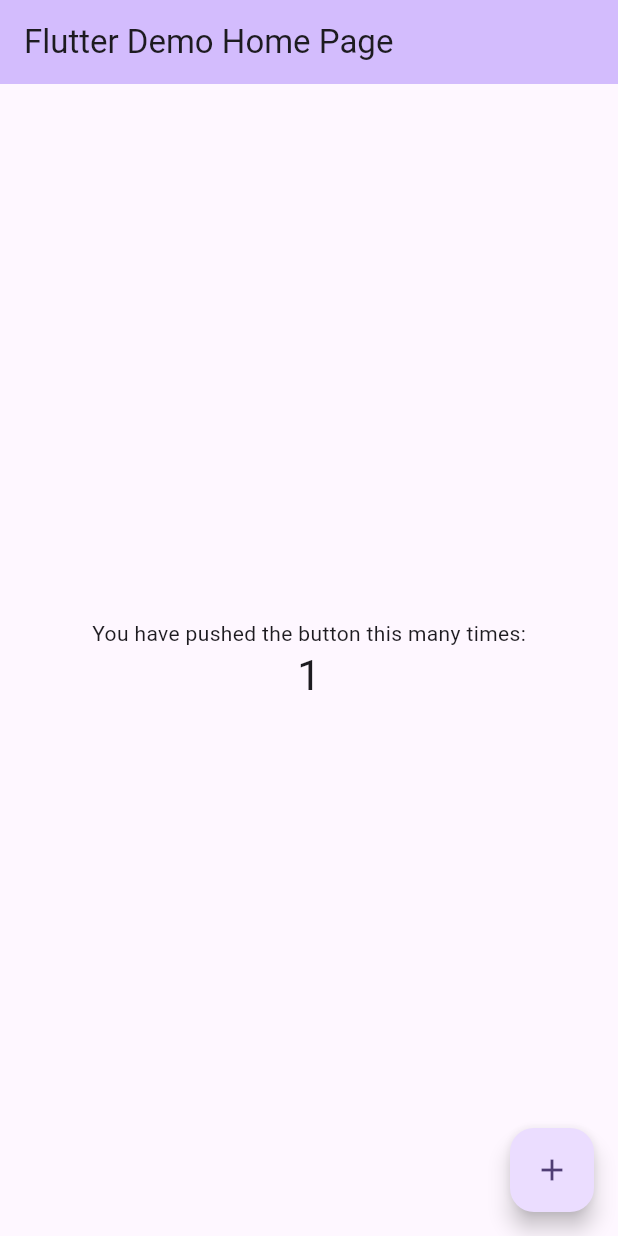
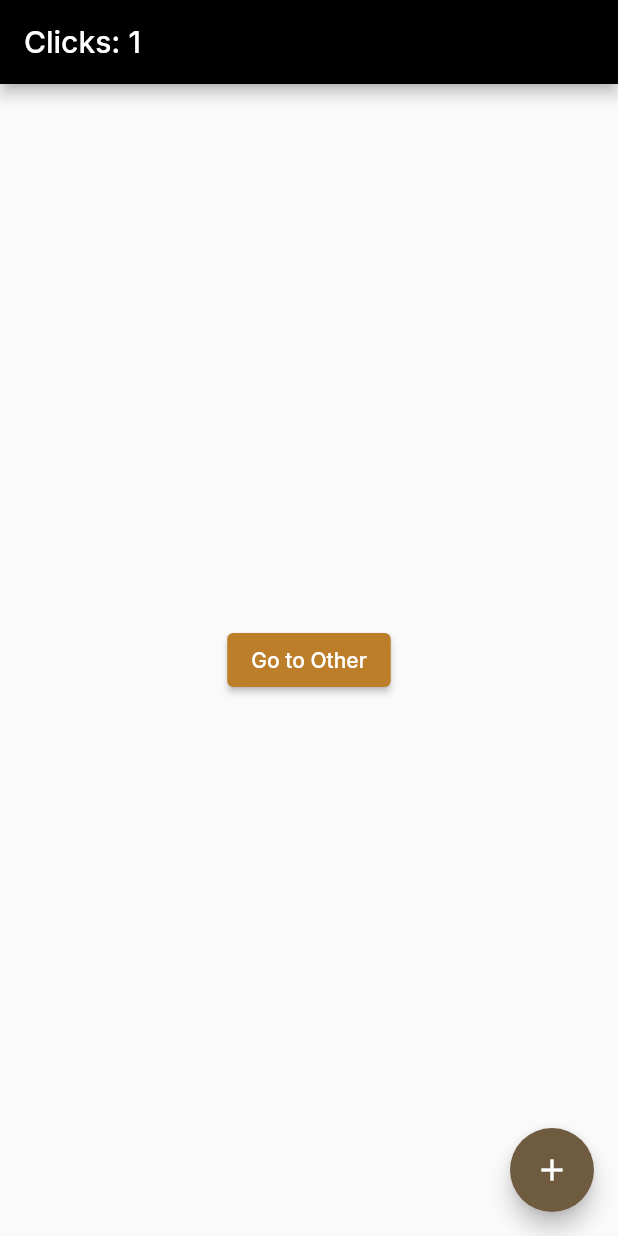
Before and after one commit to TechTriathlon-CosmiX/flutter_app, a Flutter app: the screen it shows after launch, after a tap on the "add" icon, on a phone screen of 412 x 824 dp. Run offline on Flutter 3.47's test engine with Material 2 defaults, Android fonts, the phone set to English and light mode, and no system bars; our stand-ins replace get, google_fonts.

Commit message:
Setup GetX and project structure

```diff
--- /dev/null
+++ b/lib/controllers/home_controller.dart
@@ -0,0 +1,6 @@
+import 'package:get/get.dart';
+
+class HomeController extends GetxController{
+  var count = 0.obs;
+  increment() => count++;
+}
--- a/lib/main.dart
+++ b/lib/main.dart
@@ -1,6 +1,16 @@
+import 'package:CosmiX/screens/home_screen.dart';
+import 'package:CosmiX/theme/app_theme.dart';
 import 'package:flutter/material.dart';
+import 'package:flutter/services.dart';
+import 'package:get/get.dart';
 
 void main() {
+  SystemChrome.setSystemUIOverlayStyle(const SystemUiOverlayStyle(
+    statusBarColor: Colors.transparent,
+    statusBarIconBrightness: Brightness.dark,
+    systemNavigationBarColor: Colors.transparent,
+    systemNavigationBarIconBrightness: Brightness.light,
+  ));
   runApp(const MyApp());
 }
 
@@ -10,116 +20,11 @@ class MyApp extends StatelessWidget {
   // This widget is the root of your application.
   @override
   Widget build(BuildContext context) {
-    return MaterialApp(
-      title: 'Flutter Demo',
-      theme: ThemeData(
-        // This is the theme of your application.
-        //
-        // TRY THIS: Try running your application with "flutter run". You'll see
-        // the application has a blue toolbar. Then, without quitting the app,
-        // try changing the seedColor in the colorScheme below to Colors.green
-        // and then invoke "hot reload" (save your changes or press the "hot
-        // reload" button in a Flutter-supported IDE, or press "r" if you used
-        // the command line to start the app).
-        //
-        // Notice that the counter didn't reset back to zero; the application
-        // state is not lost during the reload. To reset the state, use hot
-        // restart instead.
-        //
-        // This works for code too, not just values: Most code changes can be
-        // tested with just a hot reload.
-        colorScheme: ColorScheme.fromSeed(seedColor: Colors.deepPurple),
-        useMaterial3: true,
-      ),
-      home: const MyHomePage(title: 'Flutter Demo Home Page'),
+    return GetMaterialApp(
+      debugShowCheckedModeBanner: false,
+      title: 'CosmiX',
+      theme: AppTheme.mainTheme,
+      home: const HomeScreen(),
     );
   }
 }
-
-class MyHomePage extends StatefulWidget {
-  const MyHomePage({super.key, required this.title});
-
-  // This widget is the home page of your application. It is stateful, meaning
-  // that it has a State object (defined below) that contains fields that affect
-  // how it looks.
-
-  // This class is the configuration for the state. It holds the values (in this
-  // case the title) provided by the parent (in this case the App widget) and
-  // used by the build method of the State. Fields in a Widget subclass are
-  // always marked "final".
-
-  final String title;
-
-  @override
-  State<MyHomePage> createState() => _MyHomePageState();
-}
-
-class _MyHomePageState extends State<MyHomePage> {
-  int _counter = 0;
-
-  void _incrementCounter() {
-    setState(() {
-      // This call to setState tells the Flutter framework that something has
-      // changed in this State, which causes it to rerun the build method below
-      // so that the display can reflect the updated values. If we changed
-      // _counter without calling setState(), then the build method would not be
-      // called again, and so nothing would appear to happen.
-      _counter++;
-    });
-  }
-
-  @override
-  Widget build(BuildContext context) {
-    // This method is rerun every time setState is called, for instance as done
-    // by the _incrementCounter method above.
-    //
-    // The Flutter framework has been optimized to make rerunning build methods
-    // fast, so that you can just rebuild anything that needs updating rather
-    // than having to individually change instances of widgets.
-    return Scaffold(
-      appBar: AppBar(
-        // TRY THIS: Try changing the color here to a specific color (to
-        // Colors.amber, perhaps?) and trigger a hot reload to see the AppBar
-        // change color while the other colors stay the same.
-        backgroundColor: Theme.of(context).colorScheme.inversePrimary,
-        // Here we take the value from the MyHomePage object that was created by
-        // the App.build method, and use it to set our appbar title.
-        title: Text(widget.title),
-      ),
-      body: Center(
-        // Center is a layout widget. It takes a single child and positions it
-        // in the middle of the parent.
-        child: Column(
-          // Column is also a layout widget. It takes a list of children and
-          // arranges them vertically. By default, it sizes itself to fit its
-          // children horizontally, and tries to be as tall as its parent.
-          //
-          // Column has various properties to control how it sizes itself and
-          // how it positions its children. Here we use mainAxisAlignment to
-          // center the children vertically; the main axis here is the vertical
-          // axis because Columns are vertical (the cross axis would be
-          // horizontal).
-          //
-          // TRY THIS: Invoke "debug painting" (choose the "Toggle Debug Paint"
-          // action in the IDE, or press "p" in the console), to see the
-          // wireframe for each widget.
-          mainAxisAlignment: MainAxisAlignment.center,
-          children: <Widget>[
-            const Text(
-              'You have pushed the button this many times:',
-            ),
-            Text(
-              '$_counter',
-              style: Theme.of(context).textTheme.headlineMedium,
-            ),
-          ],
-        ),
-      ),
-      floatingActionButton: FloatingActionButton(
-        onPressed: _incrementCounter,
-        tooltip: 'Increment',
-        child: const Icon(Icons.add),
-      ), // This trailing comma makes auto-formatting nicer for build methods.
-    );
-  }
-}
--- /dev/null
+++ b/lib/screens/home_screen.dart
@@ -0,0 +1,26 @@
+import 'package:CosmiX/controllers/home_controller.dart';
+import 'package:CosmiX/screens/other_screen.dart';
+import 'package:flutter/material.dart';
+import 'package:get/get.dart';
+
+class HomeScreen extends StatelessWidget {
+  const HomeScreen({super.key});
+
+  @override
+  Widget build(context) {
+    // Instantiate your class using Get.put() to make it available for all "child" routes there.
+    final HomeController c = Get.put(HomeController());
+
+    return Scaffold(
+        // Use Obx(()=> to update Text() whenever count is changed.
+        appBar: AppBar(title: Obx(() => Text("Clicks: ${c.count}"))),
+
+        // Replace the 8 lines Navigator.push by a simple Get.to(). You don't need context
+        body: Center(
+            child: ElevatedButton(
+                child: const Text("Go to Other"),
+                onPressed: () => Get.to(() => OtherScreen()))),
+        floatingActionButton: FloatingActionButton(
+            onPressed: c.increment, child: const Icon(Icons.add)));
+  }
+}
--- /dev/null
+++ b/lib/screens/other_screen.dart
@@ -0,0 +1,16 @@
+import 'package:CosmiX/controllers/home_controller.dart';
+import 'package:flutter/material.dart';
+import 'package:get/get.dart';
+
+class OtherScreen extends StatelessWidget {
+  // You can ask Get to find a Controller that is being used by another page and redirect you to it.
+  final HomeController c = Get.find();
+
+  OtherScreen({super.key});
+
+  @override
+  Widget build(context){
+    // Access the updated count variable
+    return Scaffold(body: Center(child: Text("${c.count}")));
+  }
+}
--- /dev/null
+++ b/lib/theme/app_theme.dart
@@ -0,0 +1,37 @@
+import 'package:flutter/material.dart';
+import 'package:flutter/services.dart';
+import 'package:google_fonts/google_fonts.dart';
+
+import 'colors.dart';
+
+
+class AppTheme {
+  static final ThemeData mainTheme = ThemeData(
+    colorScheme: ColorScheme.fromSeed(
+      seedColor: CosmixColor.secondaryColor,
+      primary: CosmixColor.primaryColor,
+    ),
+    primaryColor: CosmixColor.primaryColor,
+    primaryColorDark: CosmixColor.primaryColor,
+    primaryColorLight: CosmixColor.secondaryColor,
+    dividerColor: CosmixColor.lightGrey,
+    textTheme: GoogleFonts.interTextTheme(
+      ThemeData.light().textTheme,
+    ),
+    textSelectionTheme: const TextSelectionThemeData(
+      cursorColor: CosmixColor.primaryColor,
+      selectionColor: CosmixColor.secondaryColor,
+      selectionHandleColor: CosmixColor.secondaryColor,
+    ),
+    visualDensity: VisualDensity.adaptivePlatformDensity,
+    appBarTheme: const AppBarTheme(
+      backgroundColor: Colors.black,
+    ),
+    brightness: Brightness.light,
+    /// Other Colors
+    splashColor: CosmixColor.primaryColor.withAlpha(50),
+    indicatorColor: CosmixColor.lightGrey,
+    highlightColor: CosmixColor.lightGrey,
+
+  );
+}
--- /dev/null
+++ b/lib/theme/colors.dart
@@ -0,0 +1,19 @@
+import 'package:flutter/material.dart';
+
+class CosmixColor {
+  static const Color logoColor = Color(0xFFBC7E28);
+  static const Color primaryColor = Color(0xFFBC7E28);
+  static const Color secondaryColor = Color(0xFFD6B07C);
+  static const Color accentColor = Color(0xFFD6B07C);
+
+  static const Color black = Colors.black;
+  static const Color lightBlack = Colors.black87;
+  static const Color grey = Color(0xFFA8A8A8);
+  static const Color lightGrey = Color(0xFFF1F2F6);
+  static const Color darkGrey = Color(0xFF625f6a);
+  static const Color darkBlue = Color(0xFF4465A8);
+
+  static const Color titleTextColor = Colors.white;
+  static const Color subTitleTextColor = Colors.white70;
+  static Color bgColor = const Color(0xFF131318);
+}
--- /dev/null
+++ b/lib/util/constants.dart
@@ -0,0 +1,8 @@
+// SnackBar content
+const successMessage = "Success";
+const warningMessage = "Warning";
+const noInternetMessage = "Please check your internet connection";
+const errorMessage = "Something went wrong";
+
+// API related data
+const baseUrl = "http://localhost:3001/api/";
--- a/pubspec.yaml
+++ b/pubspec.yaml
@@ -1,4 +1,4 @@
-name: flutter_app
+name: CosmiX
 description: CosmiX mobile app built using Flutter for Tech Triathlon by Rootcode
 # The following line prevents the package from being accidentally published to
 # pub.dev using `flutter pub publish`. This is preferred for private packages.
@@ -35,6 +35,10 @@ dependencies:
   # The following adds the Cupertino Icons font to your application.
   # Use with the CupertinoIcons class for iOS style icons.
   cupertino_icons: ^1.0.2
+  google_fonts: ^5.1.0
+  path: ^1.8.3
+  path_provider: ^2.1.0
+  get: ^4.6.5
 
 dev_dependencies:
   flutter_test:
```
Also changed, not shown: pubspec.lock, 4 other files.
